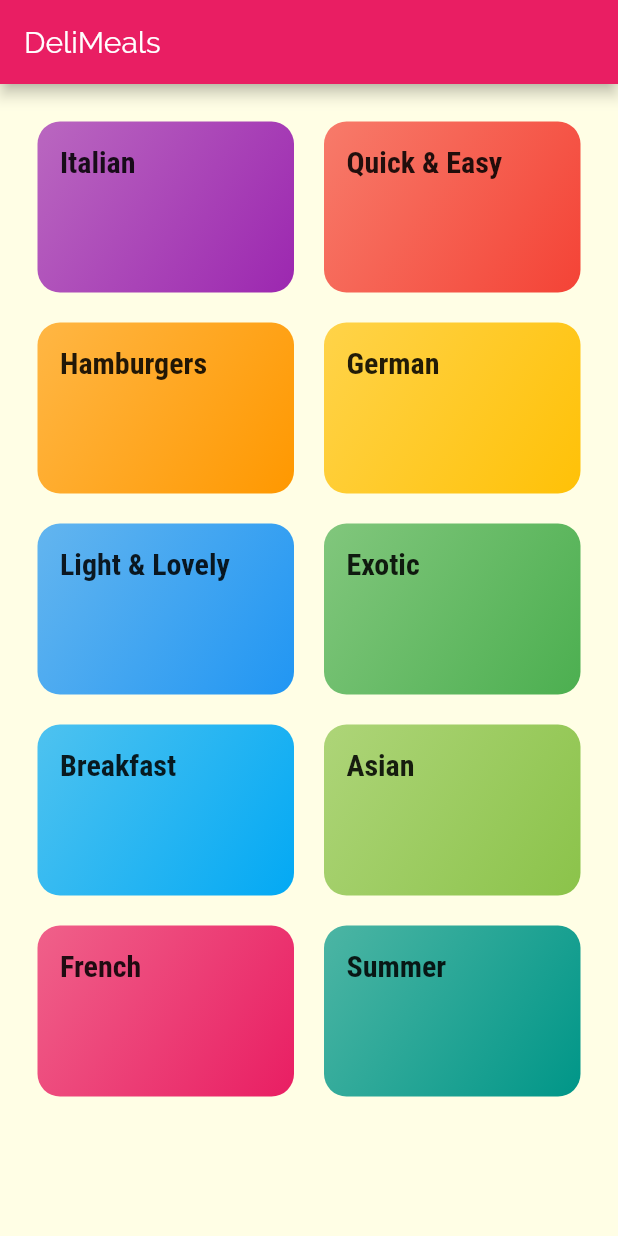
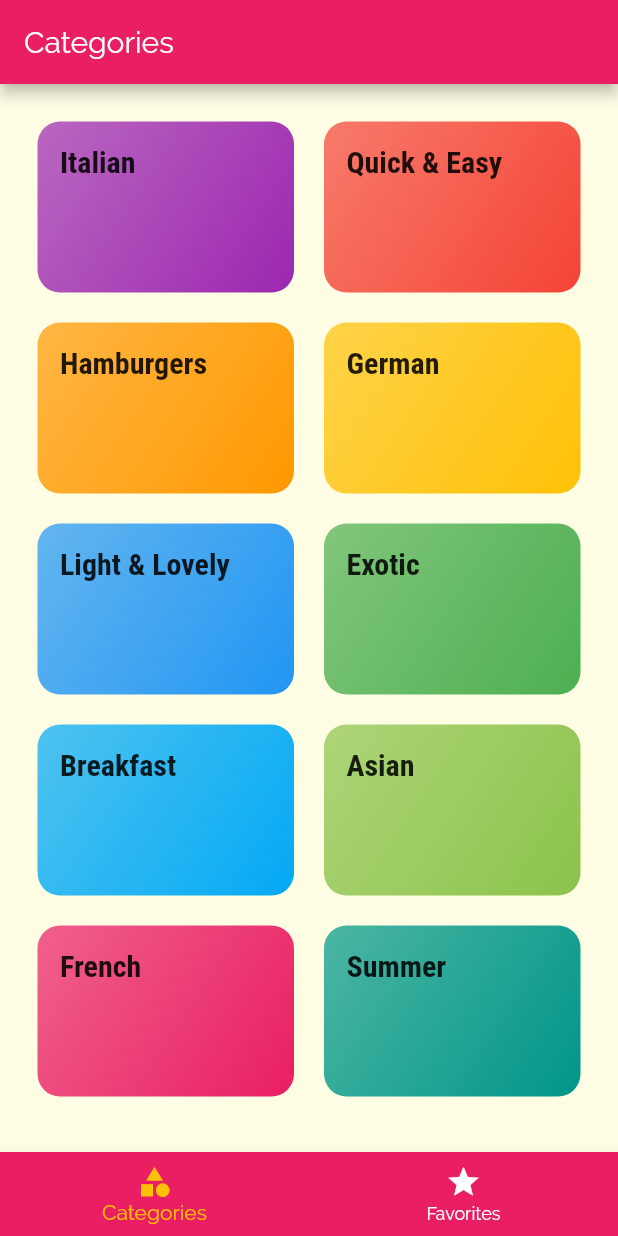
Before and after one commit to py415/deli_meals_flutter, a Flutter app: the screen it shows after launch, on a phone screen of 412 x 824 dp. Run offline on Flutter 3.47's test engine with Material 2 defaults, Android fonts, the phone set to English and light mode, and no system bars.

Commit message:
Add tab bar for different screens

```diff
--- a/lib/main.dart
+++ b/lib/main.dart
@@ -1,3 +1,4 @@
+import 'package:delimeals_flutter/views/screens/tabs_screen.dart';
 import 'package:flutter/material.dart';
 
 import 'views/screens/categories_screen.dart';
@@ -30,8 +31,9 @@ class MyApp extends StatelessWidget {
               ),
             ),
       ),
-      initialRoute: CategoriesScreen.id,
+      initialRoute: TabsScreen.id,
       routes: {
+        TabsScreen.id: (ctx) => TabsScreen(),
         CategoriesScreen.id: (ctx) => CategoriesScreen(),
         CategoryMealsScreen.id: (ctx) => CategoryMealsScreen(),
         MealDetailScreen.id: (ctx) => MealDetailScreen(),
--- a/lib/views/screens/categories_screen.dart
+++ b/lib/views/screens/categories_screen.dart
@@ -8,11 +8,7 @@ class CategoriesScreen extends StatelessWidget {
 
   @override
   Widget build(BuildContext context) {
-    return Scaffold(
-      appBar: AppBar(
-        title: const Text('DeliMeals'),
-      ),
-      body: GridView(
+    return GridView(
       padding: const EdgeInsets.all(25),
       children: DUMMY_CATEGORIES
           .map(
@@ -29,7 +25,6 @@ class CategoriesScreen extends StatelessWidget {
         crossAxisSpacing: 20,
         mainAxisSpacing: 20,
       ),
-      ),
     );
   }
 }
--- /dev/null
+++ b/lib/views/screens/favorites_screen.dart
@@ -0,0 +1,10 @@
+import 'package:flutter/material.dart';
+
+class FavoritesScreen extends StatelessWidget {
+  @override
+  Widget build(BuildContext context) {
+    return Center(
+      child: Text('Favorites'),
+    );
+  }
+}
--- /dev/null
+++ b/lib/views/screens/tabs_screen.dart
@@ -0,0 +1,60 @@
+import 'package:delimeals_flutter/views/screens/categories_screen.dart';
+import 'package:delimeals_flutter/views/screens/favorites_screen.dart';
+import 'package:flutter/material.dart';
+
+class TabsScreen extends StatefulWidget {
+  static String id = 'tabs_screen';
+
+  @override
+  _TabsScreenState createState() => _TabsScreenState();
+}
+
+class _TabsScreenState extends State<TabsScreen> {
+  final List<Map<String, Object>> _pages = [
+    {
+      'page': CategoriesScreen(),
+      'title': 'Categories',
+    },
+    {
+      'page': FavoritesScreen(),
+      'title': 'Your Favorites',
+    },
+  ];
+  int _selectPageIndex = 0;
+
+  void _selectPage(int index) {
+    setState(() {
+      _selectPageIndex = index;
+    });
+  }
+
+  @override
+  Widget build(BuildContext context) {
+    return Scaffold(
+      appBar: AppBar(
+        title: Text(_pages[_selectPageIndex]['title']),
+      ),
+      body: _pages[_selectPageIndex]['page'],
+      bottomNavigationBar: BottomNavigationBar(
+        onTap: _selectPage,
+        backgroundColor: Theme.of(context).primaryColor,
+        unselectedItemColor: Colors.white,
+        selectedItemColor: Theme.of(context).accentColor,
+        currentIndex: _selectPageIndex,
+        type: BottomNavigationBarType.fixed,
+        items: [
+          BottomNavigationBarItem(
+            backgroundColor: Theme.of(context).primaryColor,
+            icon: Icon(Icons.category),
+            title: Text('Categories'),
+          ),
+          BottomNavigationBarItem(
+            backgroundColor: Theme.of(context).primaryColor,
+            icon: Icon(Icons.star),
+            title: Text('Favorites'),
+          ),
+        ],
+      ),
+    );
+  }
+}
```
Lines whose indentation alone changed are shown as unchanged.
